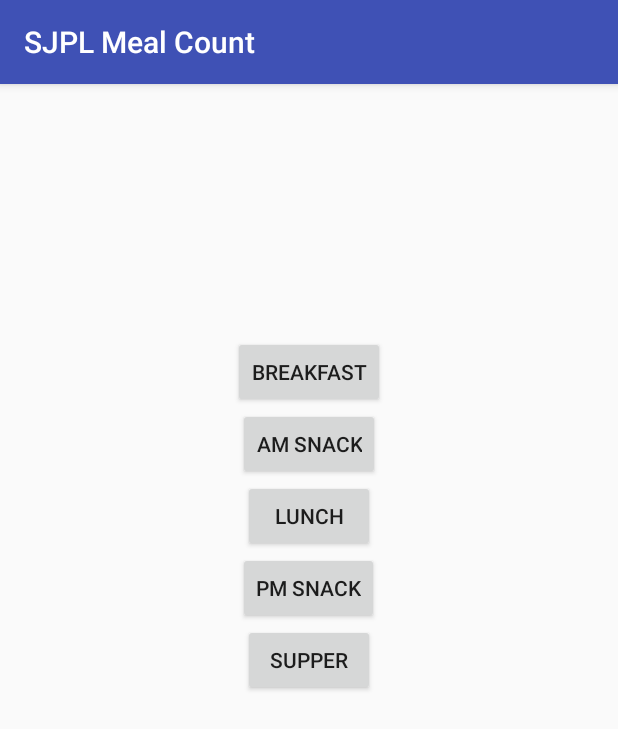
After one commit to marsqueen/HarambeHackers, an Android app: the MealActivity screen opened directly, with no data from a screen before it, on a phone screen of 412 x 824 dp. The commit adds this screen. Shown: the top 729 px of the screen. Run offline under Robolectric (Android 15) with nearby library versions, the phone set to English and light mode, and no system bars.

Commit message:
wrong project

```diff
--- a/app/src/main/java/com/harambehackers/sjplmealcount/MainActivity.java
+++ b/app/src/main/java/com/harambehackers/sjplmealcount/MainActivity.java
@@ -72,7 +72,7 @@ public class MainActivity extends AppCompatActivity {
         SimpleDateFormat sdf = new SimpleDateFormat("MM/dd/yyyy");
         System.out.println( "The date is: "+  sdf.format( date )  );
 
-        Intent i = new Intent(this, FoodActivity.class);
+        Intent i = new Intent(this, MealActivity.class);
         i.putExtra("com.harambehackers.sjplmealcount", s);
         startActivity(i);
 
--- a/app/src/main/java/com/harambehackers/sjplmealcount/SignatureActivity.java
+++ b/app/src/main/java/com/harambehackers/sjplmealcount/SignatureActivity.java
@@ -25,6 +25,7 @@ import java.util.Date;
 public class SignatureActivity extends AppCompatActivity {
 
     SignatureView signatureView;
+    String mealType;
     @Override
     protected void onCreate(Bundle savedInstanceState) {
         super.onCreate(savedInstanceState);
@@ -38,6 +39,7 @@ public class SignatureActivity extends AppCompatActivity {
 
         Intent intent = getIntent();
         String library = intent.getStringExtra("com.harambehackers.sjplmealcount");
+        mealType = intent.getStringExtra("com.harambehackers.sjplmealcount1");
 
 
         Calendar calendar = Calendar.getInstance();
--- /dev/null
+++ b/app/src/main/res/layout/activity_meal.xml
@@ -0,0 +1,61 @@
+<?xml version="1.0" encoding="utf-8"?>
+<RelativeLayout xmlns:android="http://schemas.android.com/apk/res/android"
+    xmlns:tools="http://schemas.android.com/tools"
+    android:layout_width="match_parent"
+    android:layout_height="match_parent"
+    android:paddingBottom="@dimen/activity_vertical_margin"
+    android:paddingLeft="@dimen/activity_horizontal_margin"
+    android:paddingRight="@dimen/activity_horizontal_margin"
+    android:paddingTop="@dimen/activity_vertical_margin"
+    tools:context="com.harambehackers.sjplmealcount.MealActivity">
+
+    <Button
+        android:layout_width="wrap_content"
+        android:layout_height="wrap_content"
+        android:text="AM Snack"
+        android:onClick="handleButtonClicked"
+        android:id="@+id/button3"
+        android:layout_above="@+id/button5"
+        android:layout_centerHorizontal="true" />
+
+    <Button
+        android:layout_width="wrap_content"
+        android:layout_height="wrap_content"
+        android:text="Supper"
+        android:id="@+id/button4"
+        android:onClick="handleButtonClicked"
+
+        android:layout_centerVertical="true"
+        android:layout_alignStart="@+id/button5" />
+
+    <Button
+        android:layout_width="wrap_content"
+        android:onClick="handleButtonClicked"
+
+        android:layout_height="wrap_content"
+        android:text="Lunch"
+        android:id="@+id/button5"
+        android:layout_above="@+id/button6"
+        android:layout_centerHorizontal="true" />
+
+    <Button
+        android:layout_width="wrap_content"
+        android:layout_height="wrap_content"
+        android:text="PM Snack"
+        android:onClick="handleButtonClicked"
+
+        android:id="@+id/button6"
+        android:layout_above="@+id/button4"
+        android:layout_centerHorizontal="true" />
+
+    <Button
+        android:layout_width="wrap_content"
+        android:layout_height="wrap_content"
+        android:onClick="handleButtonClicked"
+
+        android:text="Breakfast"
+        android:id="@+id/button7"
+        android:layout_above="@+id/button3"
+        android:layout_centerHorizontal="true" />
+
+</RelativeLayout>
```
Also changed, not shown: app/src/main/AndroidManifest.xml (+7 -5 lines), app/src/main/java/com/harambehackers/sjplmealcount/DetailsActivity.java (+11 -4 lines), app/src/main/java/com/harambehackers/sjplmealcount/FoodActivity.java (+16 -7 lines), app/src/main/java/com/harambehackers/sjplmealcount/MealActivity.java (added, +160 -0 lines).
